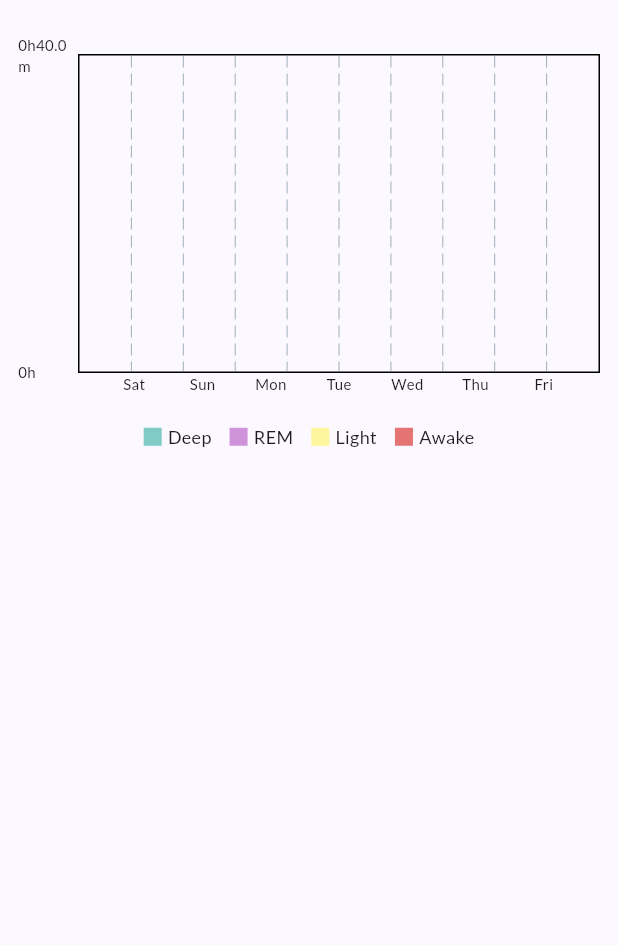
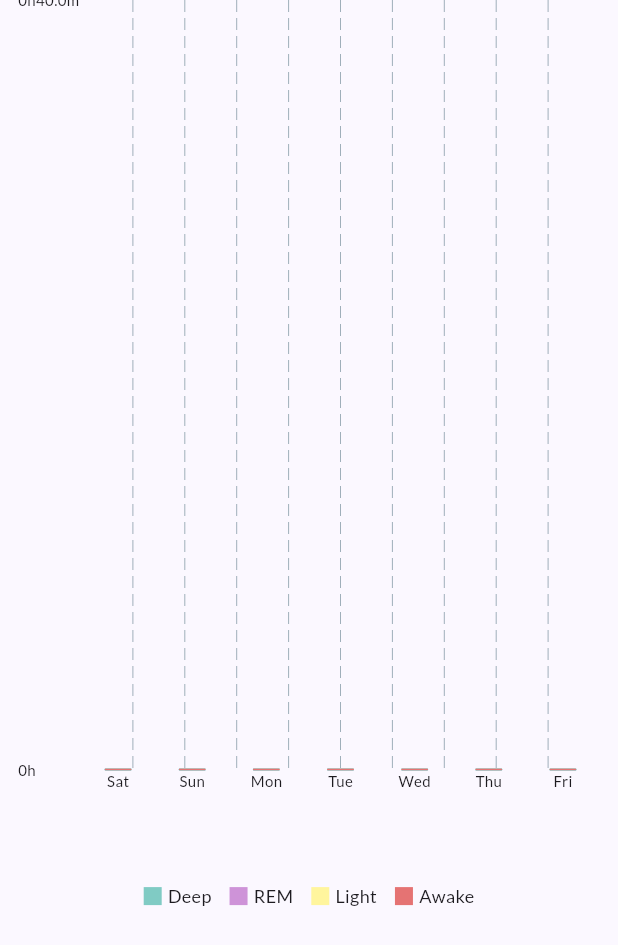
Before and after one commit to Cpos64/R.E.M., a Flutter app: the SleepStageBarChart widget shown alone on an empty page, opened directly with empty values, on a phone screen of 412 x 824 dp. Shown: the top 945 px of the screen. Run offline on Flutter 3.47's test engine with Material 3 defaults, Android fonts, the light colour scheme and no system bars; drawn by our look-alikes of fl_chart; our stand-ins replace cloud_firestore, firebase_auth, firebase_core, google_fonts, shared_preferences; accounts and stored records are empty; generated files the repository leaves out were written again.

Commit message:
polished bar chart

```diff
--- a/lib/widgets/sleep_stage_bar_chart.dart
+++ b/lib/widgets/sleep_stage_bar_chart.dart
@@ -2,30 +2,79 @@ import 'package:fl_chart/fl_chart.dart';
 import 'package:flutter/material.dart';
 import 'package:intl/intl.dart';
 
-class SleepStageBarChart extends StatelessWidget {
+class SleepStageBarChart extends StatefulWidget {
   final List<Map<String, dynamic>> sleepData;
 
   const SleepStageBarChart({super.key, required this.sleepData});
 
+  @override
+  State<SleepStageBarChart> createState() => _SleepStageBarChartState();
+}
+
+class _SleepStageBarChartState extends State<SleepStageBarChart> {
+  int? touchedIndex;
+  Offset? touchPosition;
+
   double _parseToMinutes(dynamic duration) {
     if (duration == null) return 0.0;
     final durationStr = duration.toString();
-
     final hours = RegExp(r'(\d+)h').firstMatch(durationStr)?.group(1);
     final minutes = RegExp(r'(\d+)m').firstMatch(durationStr)?.group(1);
+    return ((int.tryParse(hours ?? '0') ?? 0) * 60 + (int.tryParse(minutes ?? '0') ?? 0)).toDouble();
+  }
 
-    return ((int.tryParse(hours ?? '0') ?? 0) * 60 +
-            (int.tryParse(minutes ?? '0') ?? 0))
-        .toDouble();
+  String _formatDuration(double minutes) {
+    final h = minutes ~/ 60;
+    final m = minutes % 60;
+    return h > 0 ? '${h}h${m.round()}m' : '${m.round()}m';
+  }
+
+  String _buildTooltipText(int index) {
+    final now = DateTime.now();
+    final date = DateTime(now.year, now.month, now.day - (6 - index));
+    final dateStr = DateFormat('yyyy-MM-dd').format(date);
+    final data = widget.sleepData.firstWhere(
+      (e) => DateFormat('yyyy-MM-dd').format(e['date']) == dateStr,
+      orElse: () => {},
+    );
+
+    final deep = _parseToMinutes(data?['deepSleep']);
+    final rem = _parseToMinutes(data?['remSleep']);
+    final light = _parseToMinutes(data?['lightSleep']);
+    final awake = _parseToMinutes(data?['awakeTime']);
+    final total = deep + rem + light + awake;
+
+    return [
+      if (deep > 0) '• Deep: ${_formatDuration(deep)}',
+      if (rem > 0) '• REM: ${_formatDuration(rem)}',
+      if (light > 0) '• Light: ${_formatDuration(light)}',
+      if (awake > 0) '• Awake: ${_formatDuration(awake)}',
+      'Total: ${_formatDuration(total)}'
+    ].join('\n');
+  }
+
+  double _calculateMaxY() {
+    double maxY = 0;
+    for (var data in widget.sleepData) {
+      final total = _parseToMinutes(data['deepSleep']) +
+          _parseToMinutes(data['remSleep']) +
+          _parseToMinutes(data['lightSleep']) +
+          _parseToMinutes(data['awakeTime']);
+      if (total > maxY) maxY = total;
+    }
+    return maxY + 40;
   }
 
   @override
   Widget build(BuildContext context) {
     final now = DateTime.now();
-    final List<DateTime> past7Days = List.generate(7, (i) => DateTime(now.year, now.month, now.day - (6 - i)));
+    final List<DateTime> past7Days = List.generate(
+      7,
+      (i) => DateTime(now.year, now.month, now.day - (6 - i)),
+    );
 
     final Map<String, Map<String, dynamic>> dataByDate = {
-      for (var entry in sleepData)
+      for (var entry in widget.sleepData)
         DateFormat('yyyy-MM-dd').format(entry['date'] as DateTime): entry
     };
 
@@ -38,47 +87,54 @@ class SleepStageBarChart extends StatelessWidget {
       final rem = _parseToMinutes(data?['remSleep']);
       final light = _parseToMinutes(data?['lightSleep']);
       final awake = _parseToMinutes(data?['awakeTime']);
+      final total = deep + rem + light + awake;
+
+      const double minVisible = 0.1;
 
       final barRods = BarChartRodData(
-        toY: deep + rem + light + awake,
+        toY: total > 0 ? total : minVisible,
         rodStackItems: [
-          if (deep > 0) BarChartRodStackItem(0, deep, const Color(0xFF80CBC4)),
-          if (rem > 0) BarChartRodStackItem(deep, deep + rem, const Color(0xFFCE93D8)),
-          if (light > 0) BarChartRodStackItem(deep + rem, deep + rem + light, const Color(0xFFFFF59D)),
-          if (awake > 0) BarChartRodStackItem(deep + rem + light, deep + rem + light + awake, const Color(0xFFE57373)),
+          BarChartRodStackItem(0, deep > 0 ? deep : minVisible, const Color(0xFF80CBC4)),
+          BarChartRodStackItem(deep, deep + (rem > 0 ? rem : minVisible), const Color(0xFFCE93D8)),
+          BarChartRodStackItem(deep + rem, deep + rem + (light > 0 ? light : minVisible), const Color(0xFFFFF59D)),
+          BarChartRodStackItem(deep + rem + light, total > 0 ? total : minVisible, const Color(0xFFE57373)),
         ],
         width: 18,
         borderRadius: BorderRadius.circular(2),
       );
 
-      barGroups.add(
-        BarChartGroupData(x: i, barRods: [barRods]),
-      );
+      barGroups.add(BarChartGroupData(x: i, barRods: [barRods]));
     }
 
+    return LayoutBuilder(
+      builder: (context, constraints) {
+        final chartHeight = constraints.maxHeight * 0.65;
+        final legendHeight = constraints.maxHeight * 0.15;
+
         return Padding(
-      padding: const EdgeInsets.fromLTRB(12.0, 12.0, 12.0, 24.0),
-      child: Column(
+          padding: const EdgeInsets.symmetric(horizontal: 12.0),
+          child: Stack(
             children: [
-          AspectRatio(
-            aspectRatio: 1.5,
-            child: Padding(
-              padding: const EdgeInsets.only(top: 24.0),
+              Column(
+                children: [
+                  SizedBox(
+                    height: chartHeight,
                     child: BarChart(
                       BarChartData(
                         maxY: _calculateMaxY(),
                         barGroups: barGroups,
+                        alignment: BarChartAlignment.spaceAround,
                         titlesData: FlTitlesData(
                           leftTitles: AxisTitles(
                             sideTitles: SideTitles(
                               showTitles: true,
                               interval: 60,
-                        reservedSize: 40,
+                              reservedSize: 42,
                               getTitlesWidget: (value, _) {
-                          final hours = value ~/ 60;
-                          final minutes = value % 60;
+                                final h = value ~/ 60;
+                                final m = value % 60;
                                 return Text(
-                            minutes == 0 ? '${hours}h' : '${hours}h${minutes}m',
+                                  m == 0 ? '${h}h' : '${h}h${m}m',
                                   style: const TextStyle(fontSize: 10),
                                 );
                               },
@@ -88,10 +144,10 @@ class SleepStageBarChart extends StatelessWidget {
                             sideTitles: SideTitles(
                               showTitles: true,
                               getTitlesWidget: (value, _) {
-                          int index = value.toInt();
-                          if (index < 0 || index >= past7Days.length) return const SizedBox();
+                                int i = value.toInt();
+                                if (i < 0 || i >= past7Days.length) return const SizedBox();
                                 return Text(
-                            DateFormat('E').format(past7Days[index]),
+                                  DateFormat('E').format(past7Days[i]),
                                   style: const TextStyle(fontSize: 10),
                                 );
                               },
@@ -102,52 +158,39 @@ class SleepStageBarChart extends StatelessWidget {
                         ),
                         gridData: FlGridData(
                           show: true,
-                    drawHorizontalLine: true,
                           horizontalInterval: 60,
                           getDrawingHorizontalLine: (_) => FlLine(color: Colors.white24, strokeWidth: 0.5),
                         ),
-                  borderData: FlBorderData(show: true),
-                  extraLinesData: ExtraLinesData(horizontalLines: [
-                    HorizontalLine(y: 480, color: Colors.white24, strokeWidth: 0.5),
-                  ]),
+                        borderData: FlBorderData(show: false),
 barTouchData: BarTouchData(
   enabled: true,
+  touchCallback: (event, response) {
+    if (!event.isInterestedForInteractions || response == null || response.spot == null) {
+      setState(() {
+        touchedIndex = null;
+        touchPosition = null;
+      });
+      return;
+    }
+
+    final spot = response.spot!;
+    setState(() {
+      touchedIndex = spot.touchedBarGroupIndex;
+      touchPosition = spot.offset;
+    });
+  },
   touchTooltipData: BarTouchTooltipData(
-                      tooltipPadding: const EdgeInsets.all(8),
-                      tooltipMargin: 8,
-                      tooltipRoundedRadius: 8,
-                      getTooltipItem: (group, groupIndex, rod, rodIndex) {
-                        final index = group.x.toInt();
-                        final dateStr = DateFormat('yyyy-MM-dd').format(past7Days[index]);
-                        final data = dataByDate[dateStr];
+    getTooltipItem: (_, __, ___, ____) => null, // 👈 disables the default tooltip
+  ),
+),
 
-                        final deep = _parseToMinutes(data?['deepSleep']);
-                        final rem = _parseToMinutes(data?['remSleep']);
-                        final light = _parseToMinutes(data?['lightSleep']);
-                        final awake = _parseToMinutes(data?['awakeTime']);
-                        final total = deep + rem + light + awake;
-
-                        if (total == 0) return null;
-
-                        return BarTooltipItem(
-                          [
-                            if (deep > 0) 'Deep: ${_formatDuration(deep)}\n',
-                            if (rem > 0) 'REM: ${_formatDuration(rem)}\n',
-                            if (light > 0) 'Light: ${_formatDuration(light)}\n',
-                            if (awake > 0) 'Awake: ${_formatDuration(awake)}\n',
-                            '\nTotal: ${_formatDuration(total)}',
-                          ].join(),
-                          const TextStyle(color: Colors.white, fontWeight: FontWeight.bold),
-                        );
-                      },
                       ),
                     ),
                   ),
-              ),
-            ),
-          ),
-          const SizedBox(height: 12),
-          Wrap(
+                  SizedBox(
+                    height: legendHeight,
+                    child: Center(
+                      child: Wrap(
                         alignment: WrapAlignment.center,
                         spacing: 12,
                         runSpacing: 6,
@@ -158,27 +201,38 @@ class SleepStageBarChart extends StatelessWidget {
                           _LegendItem(label: 'Awake', color: Color(0xFFE57373)),
                         ],
                       ),
+                    ),
+                  ),
+                ],
+              ),
+              if (touchedIndex != null && touchPosition != null)
+                Positioned(
+                  left: touchPosition!.dx - 60,
+                  top: (touchPosition!.dy - 140).clamp(16.0, double.infinity),
+                  child: Material(
+                    color: Colors.transparent,
+                    child: Container(
+                      padding: const EdgeInsets.all(8),
+                      decoration: BoxDecoration(
+                        color: Colors.blueGrey.shade700,
+                        borderRadius: BorderRadius.circular(8),
+                      ),
+                      child: Text(
+                        _buildTooltipText(touchedIndex!),
+                        style: const TextStyle(
+                          color: Colors.white,
+                          fontSize: 12,
+                          fontWeight: FontWeight.w600,
+                        ),
+                      ),
+                    ),
+                  ),
+                ),
             ],
           ),
         );
-  }
-
-  double _calculateMaxY() {
-    double maxY = 0;
-    for (var data in sleepData) {
-      final total = _parseToMinutes(data['deepSleep']) +
-          _parseToMinutes(data['remSleep']) +
-          _parseToMinutes(data['lightSleep']) +
-          _parseToMinutes(data['awakeTime']);
-      if (total > maxY) maxY = total;
-    }
-    return maxY + 40;
-  }
-
-  String _formatDuration(double minutes) {
-    final h = minutes ~/ 60;
-    final m = minutes % 60;
-    return h > 0 ? '${h}h${m.round()}m' : '${m.round()}m';
+      },
+    );
   }
 }
 
```
Lines whose indentation alone changed are shown as unchanged.
